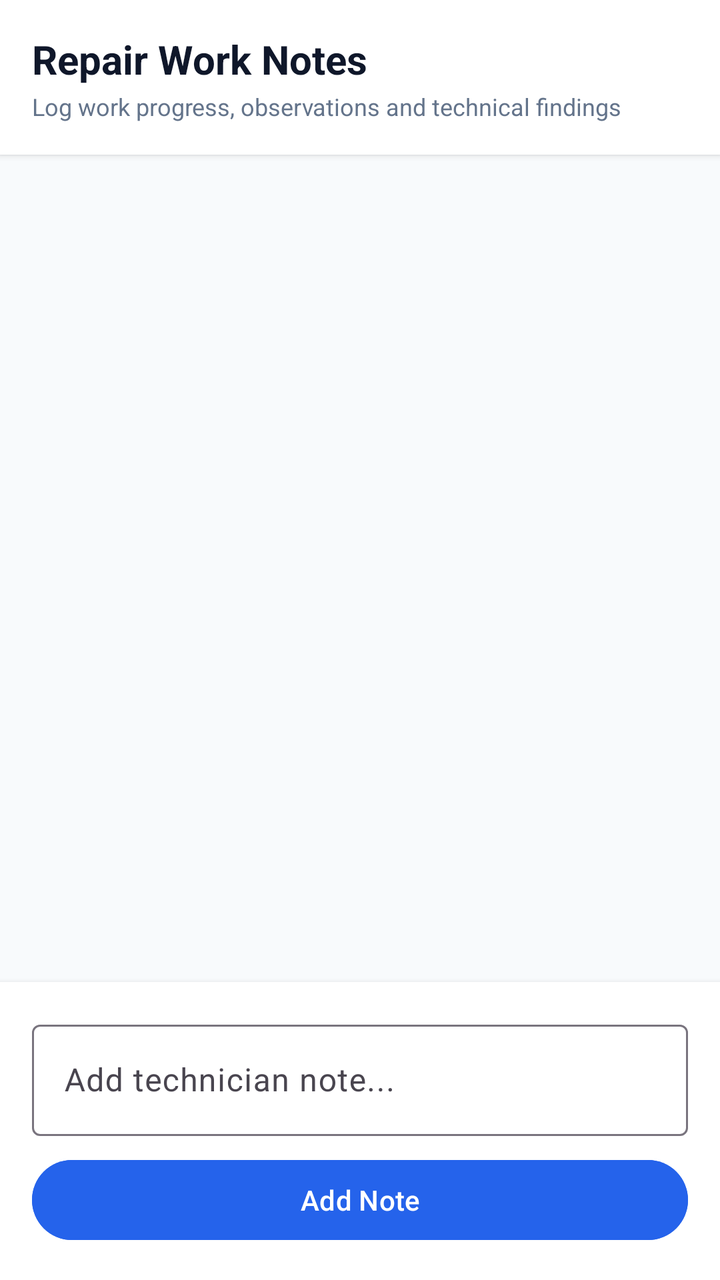
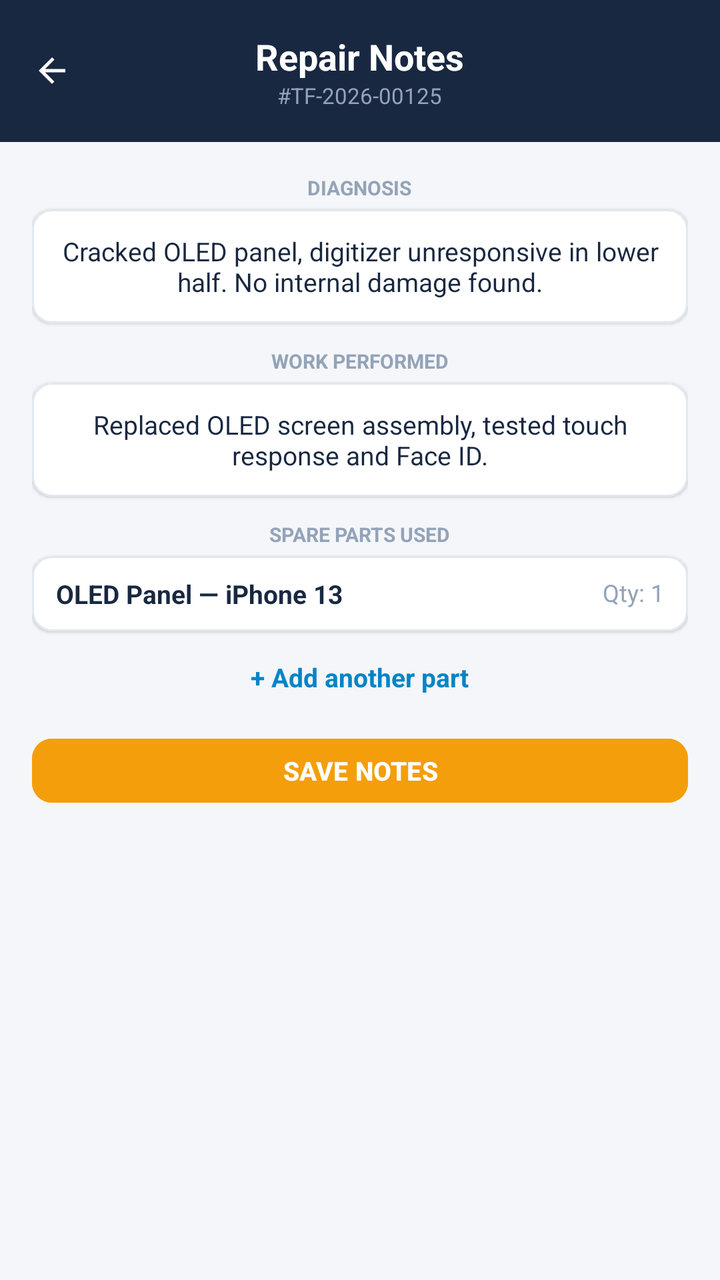

An Android layout rendered at two revisions. The XML below is the earlier revision; the diff shows what the commit changed to produce the second picture.
<!-- AndroidManifest.xml: application theme Theme.TechFix -->
<!-- res/layout/fragment_tech_repair_notes.xml -->
<?xml version="1.0" encoding="utf-8"?>
<LinearLayout 
    xmlns:android="http://schemas.android.com/apk/res/android"
    xmlns:app="http://schemas.android.com/apk/res-auto"
    android:layout_width="match_parent"
    android:layout_height="match_parent"
    android:orientation="vertical"
    android:background="#F8FAFC">

    <LinearLayout
        android:layout_width="match_parent"
        android:layout_height="wrap_content"
        android:orientation="vertical"
        android:background="#FFFFFF"
        android:padding="16dp"
        android:elevation="2dp">

        <TextView
            android:layout_width="wrap_content"
            android:layout_height="wrap_content"
            android:text="Repair Work Notes"
            android:textSize="20sp"
            android:textStyle="bold"
            android:textColor="#0F172A" />

        <TextView
            android:layout_width="wrap_content"
            android:layout_height="wrap_content"
            android:layout_marginTop="2dp"
            android:text="Log work progress, observations and technical findings"
            android:textSize="12sp"
            android:textColor="#64748B" />
    </LinearLayout>

    <androidx.recyclerview.widget.RecyclerView
        android:id="@+id/rvNotesList"
        android:layout_width="match_parent"
        android:layout_height="0dp"
        android:layout_weight="1"
        android:padding="16dp" />

    
    <LinearLayout
        android:layout_width="match_parent"
        android:layout_height="wrap_content"
        android:orientation="vertical"
        android:background="#FFFFFF"
        android:padding="16dp"
        android:elevation="4dp">

        <com.google.android.material.textfield.TextInputLayout
            style="@style/Widget.Material3.TextInputLayout.OutlinedBox"
            android:layout_width="match_parent"
            android:layout_height="wrap_content"
            android:hint="Add technician note...">

            <com.google.android.material.textfield.TextInputEditText
                android:id="@+id/etNewNote"
                android:layout_width="match_parent"
                android:layout_height="wrap_content"
                android:inputType="textMultiLine"
                android:maxLines="3" />
        </com.google.android.material.textfield.TextInputLayout>

        <com.google.android.material.button.MaterialButton
            android:id="@+id/btnAddNoteConfirm"
            android:layout_width="match_parent"
            android:layout_height="48dp"
            android:layout_marginTop="8dp"
            android:text="Add Note"
            android:backgroundTint="#2563EB" />
    </LinearLayout>

</LinearLayout>
<!-- resources referenced by this layout -->
<resources>
  <style name="Theme.TechFix" parent="Base.Theme.TechFix" />
  <style name="Base.Theme.TechFix" parent="Theme.Material3.DayNight.NoActionBar">
          
          
      </style>
</resources>

<!-- the commit's change to res/layout/fragment_tech_repair_notes.xml (unified diff, before → after) -->
@@ -2,73 +2,211 @@
 <LinearLayout 
     xmlns:android="http://schemas.android.com/apk/res/android"
     xmlns:app="http://schemas.android.com/apk/res-auto"
+    xmlns:tools="http://schemas.android.com/tools"
     android:layout_width="match_parent"
     android:layout_height="match_parent"
     android:orientation="vertical"
-    android:background="#F8FAFC">
-
-    <LinearLayout
+    android:background="@color/bg_app">
+
+    
+    <RelativeLayout
         android:layout_width="match_parent"
         android:layout_height="wrap_content"
-        android:orientation="vertical"
-        android:background="#FFFFFF"
-        android:padding="16dp"
-        android:elevation="2dp">
-
-        <TextView
+        android:background="@color/navy_header"
+        android:paddingHorizontal="16dp"
+        android:paddingTop="18dp"
+        android:paddingBottom="14dp">
+
+        <ImageView
+            android:id="@+id/btnBack"
+            android:layout_width="20dp"
+            android:layout_height="20dp"
+            android:layout_alignParentStart="true"
+            android:layout_centerVertical="true"
+            android:src="@drawable/ic_arrow_back"
+            app:tint="@color/white" />
+
+        <LinearLayout
             android:layout_width="wrap_content"
             android:layout_height="wrap_content"
-            android:text="Repair Work Notes"
-            android:textSize="20sp"
-            android:textStyle="bold"
-            android:textColor="#0F172A" />
-
-        <TextView
-            android:layout_width="wrap_content"
-            android:layout_height="wrap_content"
-            android:layout_marginTop="2dp"
-            android:text="Log work progress, observations and technical findings"
-            android:textSize="12sp"
-            android:textColor="#64748B" />
-    </LinearLayout>
-
-    <androidx.recyclerview.widget.RecyclerView
-        android:id="@+id/rvNotesList"
+            android:layout_centerInParent="true"
+            android:gravity="center"
+            android:orientation="vertical">
+
+            <TextView
+                android:layout_width="wrap_content"
+                android:layout_height="wrap_content"
+                android:text="Repair Notes"
+                android:textSize="18sp"
+                android:textStyle="bold"
+                android:textColor="@color/white" />
+
+            <TextView
+                android:id="@+id/tvNotesSubtitle"
+                android:layout_width="wrap_content"
+                android:layout_height="wrap_content"
+                android:text="#TF-2026-00125"
+                android:textSize="11sp"
+                android:textColor="@color/navy_header_sub" />
+        </LinearLayout>
+    </RelativeLayout>
+
+    <ScrollView
         android:layout_width="match_parent"
         android:layout_height="0dp"
-        android:layout_weight="1"
-        android:padding="16dp" />
-
-    
-    <LinearLayout
-        android:layout_width="match_parent"
-        android:layout_height="wrap_content"
-        android:orientation="vertical"
-        android:background="#FFFFFF"
-        android:padding="16dp"
-        android:elevation="4dp">
-
-        <com.google.android.material.textfield.TextInputLayout
-            style="@style/Widget.Material3.TextInputLayout.OutlinedBox"
+        android:layout_weight="1">
+
+        <LinearLayout
             android:layout_width="match_parent"
             android:layout_height="wrap_content"
-            android:hint="Add technician note...">
-
-            <com.google.android.material.textfield.TextInputEditText
-                android:id="@+id/etNewNote"
-                android:layout_width="match_parent"
-                android:layout_height="wrap_content"
-                android:inputType="textMultiLine"
-                android:maxLines="3" />
-        </com.google.android.material.textfield.TextInputLayout>
-
-        <com.google.android.material.button.MaterialButton
-            android:id="@+id/btnAddNoteConfirm"
-            android:layout_width="match_parent"
-            android:layout_height="48dp"
-            android:layout_marginTop="8dp"
-            android:text="Add Note"
-            android:backgroundTint="#2563EB" />
-    </LinearLayout>
+            android:orientation="vertical"
+            android:padding="16dp">
+
+            
+            <TextView
+                android:layout_width="wrap_content"
+                android:layout_height="wrap_content"
+                android:layout_gravity="center_horizontal"
+                android:text="DIAGNOSIS"
+                android:textSize="10sp"
+                android:textStyle="bold"
+                android:textColor="@color/text_muted" />
+
+            <com.google.android.material.card.MaterialCardView
+                android:layout_width="match_parent"
+                android:layout_height="wrap_content"
+                android:layout_marginTop="4dp"
+                app:cardCornerRadius="10dp"
+                app:cardElevation="1dp"
+                app:strokeColor="@color/divider_color"
+                app:strokeWidth="1dp"
+                app:cardBackgroundColor="@color/card_bg">
+
+                <EditText
+                    android:id="@+id/etDiagnosisText"
+                    android:layout_width="match_parent"
+                    android:layout_height="wrap_content"
+                    android:background="@null"
+                    android:padding="12dp"
+                    android:gravity="center_horizontal"
+                    android:text="Cracked OLED panel, digitizer unresponsive in lower half. No internal damage found."
+                    android:textSize="13sp"
+                    android:textColor="@color/navy_header"
+                    android:inputType="textMultiLine" />
+            </com.google.android.material.card.MaterialCardView>
+
+            
+            <TextView
+                android:layout_width="wrap_content"
+                android:layout_height="wrap_content"
+                android:layout_gravity="center_horizontal"
+                android:layout_marginTop="12dp"
+                android:text="WORK PERFORMED"
+                android:textSize="10sp"
+                android:textStyle="bold"
+                android:textColor="@color/text_muted" />
+
+            <com.google.android.material.card.MaterialCardView
+                android:layout_width="match_parent"
+                android:layout_height="wrap_content"
+                android:layout_marginTop="4dp"
+                app:cardCornerRadius="10dp"
+                app:cardElevation="1dp"
+                app:strokeColor="@color/divider_color"
+                app:strokeWidth="1dp"
+                app:cardBackgroundColor="@color/card_bg">
+
+                <EditText
+                    android:id="@+id/etNewNote"
+                    android:layout_width="match_parent"
+                    android:layout_height="wrap_content"
+                    android:background="@null"
+                    android:padding="12dp"
+                    android:gravity="center_horizontal"
+                    android:text="Replaced OLED screen assembly, tested touch response and Face ID."
+                    android:textSize="13sp"
+                    android:textColor="@color/navy_header"
+                    android:inputType="textMultiLine" />
+            </com.google.android.material.card.MaterialCardView>
+
+            
+            <TextView
+                android:layout_width="wrap_content"
+                android:layout_height="wrap_content"
+                android:layout_gravity="center_horizontal"
+                android:layout_marginTop="12dp"
+                android:text="SPARE PARTS USED"
+                android:textSize="10sp"
+                android:textStyle="bold"
+                android:textColor="@color/text_muted" />
+
+            <com.google.android.material.card.MaterialCardView
+                android:layout_width="match_parent"
+                android:layout_height="wrap_content"
+                android:layout_marginTop="4dp"
+                app:cardCornerRadius="10dp"
+                app:cardElevation="1dp"
+                app:strokeColor="@color/divider_color"
+                app:strokeWidth="1dp"
+                app:cardBackgroundColor="@color/card_bg">
+
+                <RelativeLayout
+                    android:layout_width="match_parent"
+                    android:layout_height="wrap_content"
+                    android:paddingHorizontal="12dp"
+                    android:paddingVertical="10dp">
+
+                    <TextView
+                        android:layout_width="wrap_content"
+                        android:layout_height="wrap_content"
+                        android:text="OLED Panel — iPhone 13"
+                        android:textSize="13sp"
+                        android:textStyle="bold"
+                        android:textColor="@color/navy_header" />
+
+                    <TextView
+                        android:layout_width="wrap_content"
+                        android:layout_height="wrap_content"
+                        android:layout_alignParentEnd="true"
+                        android:text="Qty: 1"
+                        android:textSize="12sp"
+                        android:textColor="@color/text_muted" />
+                </RelativeLayout>
+            </com.google.android.material.card.MaterialCardView>
+
+            
+            <TextView
+                android:id="@+id/btnAddAnotherPart"
+                android:layout_width="wrap_content"
+                android:layout_height="wrap_content"
+                android:layout_gravity="center_horizontal"
+                android:layout_marginTop="10dp"
+                android:text="+ Add another part"
+                android:textSize="13sp"
+                android:textStyle="bold"
+                android:textColor="@color/badge_blue_text"
+                android:padding="4dp" />
+
+            <androidx.recyclerview.widget.RecyclerView
+                android:id="@+id/rvNotesList"
+                android:layout_width="match_parent"
+                android:layout_height="wrap_content"
+                android:visibility="gone" />
+
+            
+            <com.google.android.material.button.MaterialButton
+                android:id="@+id/btnAddNoteConfirm"
+                android:layout_width="match_parent"
+                android:layout_height="40dp"
+                android:layout_marginTop="14dp"
+                android:text="SAVE NOTES"
+                android:textSize="13sp"
+                android:textStyle="bold"
+                android:textColor="@color/white"
+                android:backgroundTint="@color/accent_amber"
+                app:cornerRadius="10dp" />
+
+        </LinearLayout>
+    </ScrollView>
 
 </LinearLayout>
<!-- resource entries referenced after the edit -->
@@ -1,9 +1,33 @@
 <!-- resources referenced by this layout -->
 <resources>
+  <color name="accent_amber">#F59E0B</color>
+  <color name="badge_blue_text">#0284C7</color>
+  <color name="bg_app">#F4F6F9</color>
+  <color name="card_bg">#FFFFFF</color>
+  <color name="divider_color">#E2E8F0</color>
+  <color name="navy_header">#192841</color>
+  <color name="navy_header_sub">#94A3B8</color>
+  <color name="text_muted">#94A3B8</color>
+  <color name="white">#FFFFFFFF</color>
+  <!-- drawable ic_arrow_back (drawable) -->
+  <vector xmlns:android="http://schemas.android.com/apk/res/android"
+      android:width="24dp"
+      android:height="24dp"
+      android:viewportWidth="24"
+      android:viewportHeight="24">
+    <path
+        android:fillColor="#FFFFFF"
+        android:pathData="M20,11H7.83l5.59,-5.59L12,4l-8,8 8,8 1.41,-1.41L7.83,13H20v-2z"/>
+  </vector>
   <style name="Theme.TechFix" parent="Base.Theme.TechFix" />
   <style name="Base.Theme.TechFix" parent="Theme.Material3.DayNight.NoActionBar">
           
-          
+          <item name="colorPrimary">@color/accent_amber</item>
+          <item name="colorOnPrimary">@color/white</item>
+          <item name="colorPrimaryContainer">@color/navy_header</item>
+          <item name="colorOnPrimaryContainer">@color/white</item>
+          <item name="android:windowBackground">@color/bg_app</item>
+          <item name="android:statusBarColor">@color/navy_header</item>
       </style>
 </resources>
 
